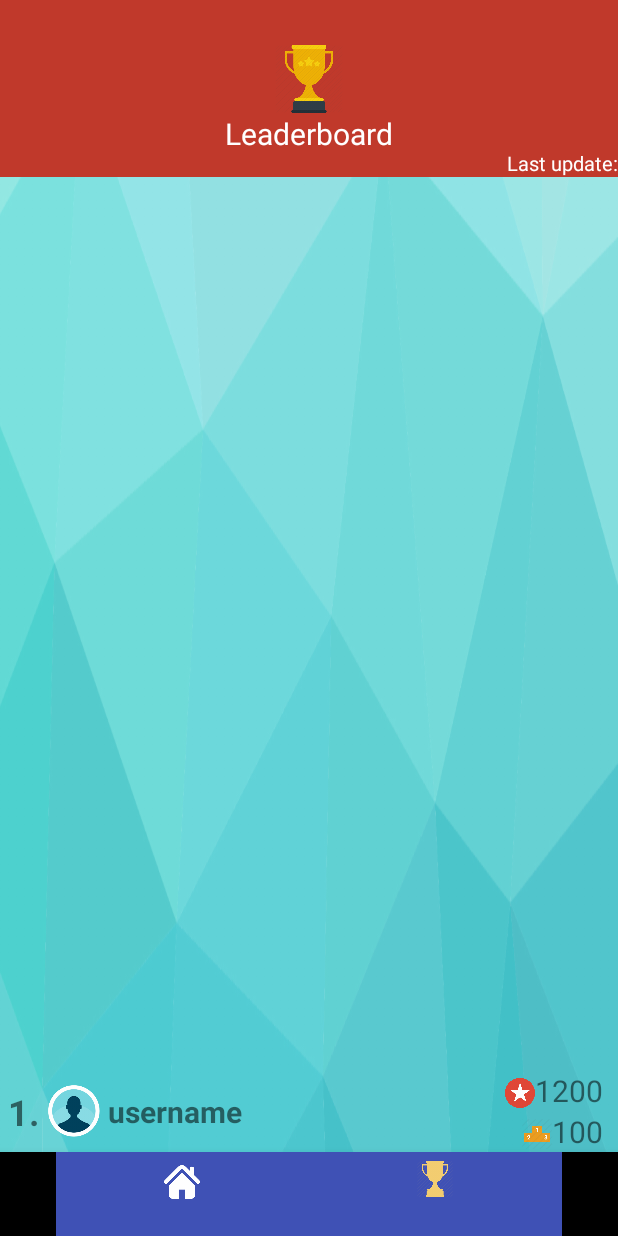
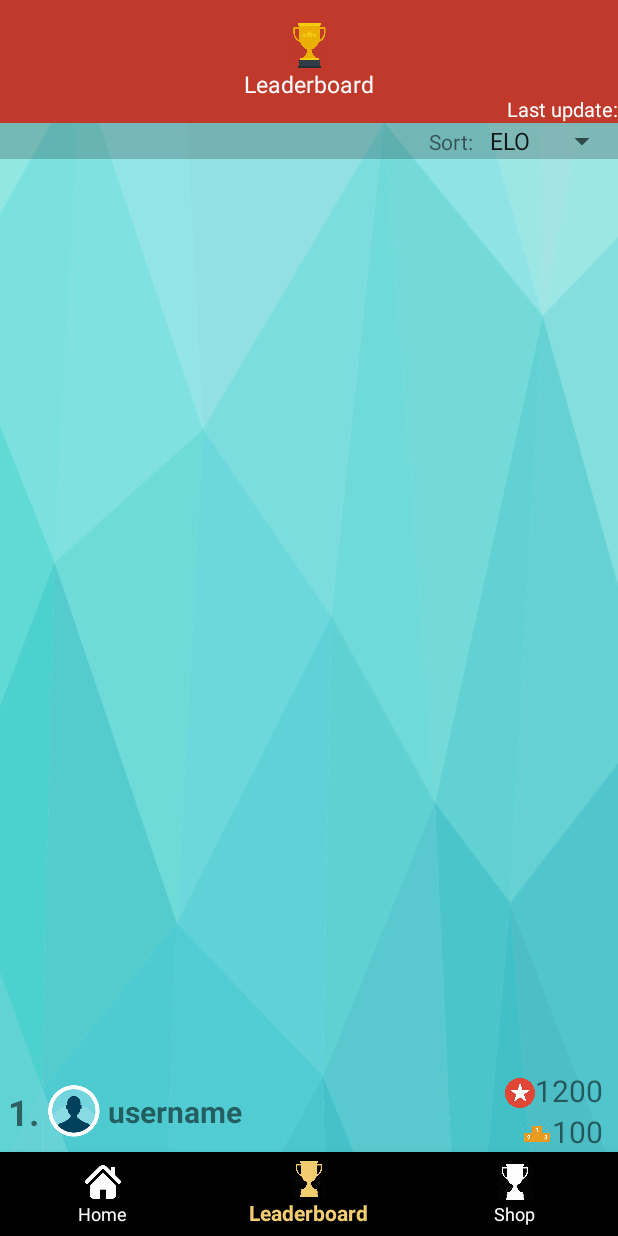
Before and after one commit to gkatiforis/checkers-front, an Android app: the screen it shows after launch (MenuActivity), item 2 of the bottom bar chosen, on a phone screen of 412 x 824 dp. Run offline under Robolectric (Android 15) with nearby library versions, the phone set to English and light mode, and no system bars; our stand-ins replace AdMob, Picasso, RxJava; libraries missing offline, so code that uses them is left out: cn.pedant, com.android.billingclient, com.crashlytics.android, com.github.mikephil.charting, info.hoang8f.widget and 1 more; plain views replace FButton; pictures from the network do not load; 34 statements that could not run were skipped.

Commit message:
-searching opponent button -Shop tab -remove friendly mode

```diff
--- a/app/build.gradle
+++ b/app/build.gradle
@@ -71,6 +71,7 @@ dependencies {
     implementation 'com.orhanobut:dialogplus:1.11@aar'
     implementation 'com.android.support:multidex:1.0.3'
     implementation 'com.github.f0ris.sweetalert:library:1.5.1'
+    implementation 'com.github.dmytrodanylyk.android-process-button:library:1.0.4'
 }
 
 apply plugin: 'com.google.gms.google-services'
--- a/app/src/main/java/com/katiforis/checkers/activities/StartActivity.java
+++ b/app/src/main/java/com/katiforis/checkers/activities/StartActivity.java
@@ -53,7 +53,6 @@ public class StartActivity extends AppCompatActivity {
         loginAsGuest.setOnClickListener(p -> {
             audioPlayer.playClickButton();
             LocalCache.getInstance().saveString(TOKEN, null, this);
-            LocalCache.getInstance().saveString(USER_ID, null, this);
             intentToMenuActivity();
         });
         loginWithGoogle.setOnClickListener(p -> {
--- a/app/src/main/java/com/katiforis/checkers/controller/GameController.java
+++ b/app/src/main/java/com/katiforis/checkers/controller/GameController.java
@@ -148,7 +148,7 @@ public class GameController extends AbstractController {
     }
 
     public void closeGameStatsDialog() {
-        if (gameStatsFragment != null) {
+        if (gameStatsFragment != null &&  gameStatsFragment.isVisible() && gameStatsFragment.isAdded()) {
             gameStatsFragment.dismiss();
             gameStatsFragment = null;
         }
--- a/app/src/main/java/com/katiforis/checkers/fragment/GameStatsFragment.java
+++ b/app/src/main/java/com/katiforis/checkers/fragment/GameStatsFragment.java
@@ -95,6 +95,7 @@ public class GameStatsFragment extends DialogFragment {
                     .subscribe(
                     () -> {
                         restart.setVisibility(View.GONE);
+                        newOpponent.setText("Searching for opponent...");
                     },
                     throwable -> {});
         });
--- a/app/src/main/java/com/katiforis/checkers/fragment/HomeFragment.java
+++ b/app/src/main/java/com/katiforis/checkers/fragment/HomeFragment.java
@@ -89,7 +89,7 @@ public class HomeFragment extends Fragment {
     private HomeController homeController;
 
     private FButton playRanking;
-    private FButton playFriendly;
+    private FButton searchingForOpponent;
     private TextView loginButton;
     private FButton shareButton;
     private FButton showAdButton;
@@ -113,6 +113,7 @@ public class HomeFragment extends Fragment {
 
     public HomeFragment() {
     }
+
     public HomeFragment(HomeController homeController) {
         this.homeController = homeController;
     }
@@ -132,6 +133,7 @@ public class HomeFragment extends Fragment {
             }
         }
     }
+
     @Override
     public View onCreateView(LayoutInflater inflater, ViewGroup container, Bundle savedInstanceState) {
         View v = LayoutInflater.from(getActivity()).inflate(R.layout.fragment_main_layout, null);
@@ -181,8 +183,7 @@ public class HomeFragment extends Fragment {
         shareButton = v.findViewById(R.id.shareButton);
         showAdButton = v.findViewById(R.id.showAdButton);
         playRanking = (FButton) v.findViewById(R.id.playRanking);
-        playFriendly = (FButton) v.findViewById(R.id.playFriendly);
-
+        searchingForOpponent = (FButton) v.findViewById(R.id.searchingForOpponent);
         loginButton.setVisibility(View.GONE);
         //playWithFriend = v.findViewById(R.id.play_with_friend);
         username = v.findViewById(R.id.username);
@@ -199,7 +200,7 @@ public class HomeFragment extends Fragment {
         pieChart.setHoleRadius(70);
 
         playRanking.setButtonColor(getResources().getColor(R.color.fbutton_color_nephritis));
-        playFriendly.setButtonColor(getResources().getColor(R.color.fbutton_default_shadow_color));
+        searchingForOpponent.setButtonColor(getResources().getColor(R.color.fbutton_color_nephritis));
 
 
         loginButton.setOnClickListener(p -> {
@@ -212,12 +213,12 @@ public class HomeFragment extends Fragment {
             @Override
             public void onPurchasesUpdated(BillingResult billingResult, @Nullable List<Purchase> purchases) {
                 purchases = purchases;
-                if (billingResult.getResponseCode() ==  BillingClient.BillingResponseCode.OK
+                if (billingResult.getResponseCode() == BillingClient.BillingResponseCode.OK
                         && purchases != null) {
                     for (Purchase purchase : purchases) {
                         handlePurchase(purchase);
                     }
-                } else if (billingResult.getResponseCode() ==  BillingClient.BillingResponseCode.USER_CANCELED) {
+                } else if (billingResult.getResponseCode() == BillingClient.BillingResponseCode.USER_CANCELED) {
                 } else {
                 }
             }
@@ -231,6 +232,7 @@ public class HomeFragment extends Fragment {
                 if (billingResult.getResponseCode() == BillingClient.BillingResponseCode.OK) {
                 }
             }
+
             @Override
             public void onBillingServiceDisconnected() {
             }
@@ -240,8 +242,7 @@ public class HomeFragment extends Fragment {
 //            shareGame();
 
 
-
-            List<String> skuList = new ArrayList<> ();
+            List<String> skuList = new ArrayList<>();
             skuList.add("prov");
             skuList.add("pro_version");
             SkuDetailsParams.Builder params = SkuDetailsParams.newBuilder();
@@ -251,7 +252,7 @@ public class HomeFragment extends Fragment {
                         @Override
                         public void onSkuDetailsResponse(BillingResult billingResult,
                                                          List<SkuDetails> skuDetailsList) {
-                            if (billingResult.getResponseCode() ==  BillingClient.BillingResponseCode.OK && skuDetailsList != null) {
+                            if (billingResult.getResponseCode() == BillingClient.BillingResponseCode.OK && skuDetailsList != null) {
                                 for (SkuDetails skuDetails : skuDetailsList) {
                                     String sku = skuDetails.getSku();
                                     String price = skuDetails.getPrice();
@@ -277,23 +278,11 @@ public class HomeFragment extends Fragment {
             settingsFragment.show(this.getFragmentManager(), "");
         });
 
-        playFriendly.setOnClickListener(p -> {
-            menuActivity.getAudioPlayer().playClickButton();
-            FindGame findGame = new FindGame();
-            findGame.setGameType(GameType.FRIENDLY);
-            homeController.findGame(findGame)
-                    .subscribe(
-                            () -> {
-                                //TODO
-                            },
-                            throwable -> {});
-        });
-
         playRanking.setOnClickListener(p -> {
             menuActivity.getAudioPlayer().playClickButton();
             UserDto playerDto = LocalCache.getInstance().get(USER_DETAILS, this.getActivity());
 
-            if(playerDto == null)return;
+            if (playerDto == null) return;
             if (playerDto.getPlayerDetails().getCoins() < GameType.RANKING.getFee()) {
                 showNotEnoughCoins();
             } else {
@@ -302,10 +291,30 @@ public class HomeFragment extends Fragment {
                 homeController.findGame(findGame)
                         .subscribe(
                                 () -> {
+//                            explosionField.explode(playRanking);
+                                    // explosionField.clear();
+                                    playRanking.setVisibility(View.GONE);
+                                    searchingForOpponent.setVisibility(View.VISIBLE);
                                     //TODO
                                 },
-                        throwable -> {});
+                                throwable -> {
+                                });
             }
+        });
+
+        searchingForOpponent.setOnClickListener(p -> {
+            menuActivity.getAudioPlayer().playClickButton();
+            FindGame findGame = new FindGame();
+            findGame.setCancelSearching(true);
+            homeController.findGame(findGame)
+                    .subscribe(
+                            () -> {
+                                playRanking.setVisibility(View.VISIBLE);
+                                searchingForOpponent.setVisibility(View.GONE);
+                            },
+                            throwable -> {
+                            });
+
         });
 
         GoogleSignInOptions gso = new GoogleSignInOptions.Builder(GoogleSignInOptions.DEFAULT_SIGN_IN)
@@ -313,14 +322,14 @@ public class HomeFragment extends Fragment {
                 .requestEmail()
                 .build();
 
-        if(signInClient == null){
+        if (signInClient == null) {
             signInClient = GoogleSignIn.getClient(this.getActivity(), gso);
             silentSignIn();
-        }else{
+        } else {
             getPlayerDetailsForce();
         }
 
-        Client.getInstance().registerObserver((MenuActivity)this.getActivity());
+        Client.getInstance().registerObserver((MenuActivity) this.getActivity());
         return v;
     }
 
@@ -333,7 +342,6 @@ public class HomeFragment extends Fragment {
         shareIntent.putExtra(Intent.EXTRA_TEXT, shareMessage);
         startActivity(Intent.createChooser(shareIntent, "Share"));
     }
-
 
 
     public void showAdVideo() {
@@ -424,8 +432,12 @@ public class HomeFragment extends Fragment {
         signInClient.signOut()
                 .addOnSuccessListener((message) -> {
                     Client.getInstance().disconnect();
+                    if(!LocalCache.getInstance().getString(USER_ID, this.getActivity()).startsWith("guest_")){
                     LocalCache.getInstance().saveString(TOKEN, null, this.getActivity());
+
                         LocalCache.getInstance().saveString(USER_ID, null, this.getActivity());
+                    }
+
                     intentToStartPage();
                 })
                 .addOnFailureListener((message) -> {
@@ -442,7 +454,7 @@ public class HomeFragment extends Fragment {
         String token = (String) LocalCache.getInstance().getString(TOKEN, menuActivity);
         if (token != null) {
             intentToStartPage();
-        }else{
+        } else {
             getPlayerDetailsForce();
         }
     }
@@ -503,7 +515,7 @@ public class HomeFragment extends Fragment {
         if (Client.isConnected()) {
             Client.getInstance().disconnect();
         }
-        Client.getInstance().registerObserver((MenuActivity)this.getActivity());
+        Client.getInstance().registerObserver((MenuActivity) this.getActivity());
         getPlayerDetailsForce();
     }
 
--- a/app/src/main/java/com/katiforis/checkers/fragment/RankFragment.java
+++ b/app/src/main/java/com/katiforis/checkers/fragment/RankFragment.java
@@ -9,7 +9,9 @@ import androidx.recyclerview.widget.RecyclerView;
 import android.view.LayoutInflater;
 import android.view.View;
 import android.view.ViewGroup;
+import android.widget.ArrayAdapter;
 import android.widget.ImageView;
+import android.widget.Spinner;
 import android.widget.TextView;
 
 import com.google.android.gms.ads.AdRequest;
@@ -80,6 +82,12 @@ public class RankFragment extends Fragment {
         if(currentRankList != null){
             setRankList(currentRankList);
         }
+
+        Spinner spinner2 = (Spinner) view.findViewById(R.id.sortByList);
+        ArrayAdapter<CharSequence> adapter2 = ArrayAdapter.createFromResource(this.getActivity(),
+                R.array.planets_array, android.R.layout.simple_spinner_item);
+        adapter2.setDropDownViewResource(android.R.layout.simple_spinner_dropdown_item);
+        spinner2.setAdapter(adapter2);
 
        return view;
     }
--- a/app/src/main/res/layout/activity_menu_layout.xml
+++ b/app/src/main/res/layout/activity_menu_layout.xml
@@ -19,7 +19,7 @@
         android:layout_width="match_parent"
         android:layout_height="wrap_content"
         android:layout_alignParentBottom="true"
-        app:itemBackground="@color/colorPrimary"
+        app:itemBackground="@color/grayBack"
         app:itemIconTint="@drawable/bottom_navigation_color_selector"
         app:itemTextColor="@drawable/bottom_navigation_color_selector"
         app:menu="@menu/menu_bottom_navigation" />
@@ -36,7 +36,7 @@
     </RelativeLayout>
 
     <com.google.android.material.navigation.NavigationView
-        android:layout_width="wrap_content"
+        android:layout_width="match_parent"
         android:layout_height="match_parent"
         android:layout_gravity="right"
         android:id="@+id/navigation_view">
--- a/app/src/main/res/layout/fragment_rank_layout.xml
+++ b/app/src/main/res/layout/fragment_rank_layout.xml
@@ -15,15 +15,76 @@
         android:layout_height="wrap_content"
         />
 
-    <!--<Spinner-->
-        <!--android:id="@+id/filter"-->
-        <!--android:layout_width="match_parent"-->
+
+    <!--<LinearLayout xmlns:android="http://schemas.android.com/apk/res/android"-->
+        <!--android:layout_width="wrap_content"-->
         <!--android:layout_height="wrap_content"-->
+        <!--android:gravity="center_horizontal"-->
+        <!--app:layout_constraintTop_toBottomOf="@+id/rank_panel_title"-->
+        <!--app:layout_constraintLeft_toLeftOf="parent"-->
+        <!--&gt;-->
 
-        <!--android:spinnerMode="dropdown"-->
-        <!--app:layout_constraintTop_toBottomOf="@+id/rank_panel_title"-->
-        <!--app:layout_constraintBottom_toTopOf="@+id/rank_list"-->
-        <!--/>-->
+        <!--<info.hoang8f.widget.FButton-->
+            <!--android:layout_width="wrap_content"-->
+            <!--android:layout_height="30dp"-->
+            <!--android:text="All"-->
+            <!--android:textColor="@android:color/white"-->
+            <!--app:layout_constraintRight_toRightOf="parent"-->
+            <!--app:layout_constraintTop_toBottomOf="@+id/showAdButton"-->
+            <!--android:layout_gravity="center_vertical"-->
+            <!--/>-->
+        <!--<info.hoang8f.widget.FButton-->
+
+            <!--android:layout_width="wrap_content"-->
+            <!--android:layout_height="30dp"-->
+            <!--android:text="today"-->
+            <!--android:textColor="@android:color/white"-->
+            <!--app:layout_constraintRight_toRightOf="parent"-->
+            <!--app:layout_constraintTop_toBottomOf="@+id/showAdButton"-->
+            <!--android:layout_gravity="center_vertical"-->
+            <!--/>-->
+      <!---->
+        <!--<info.hoang8f.widget.FButton-->
+
+            <!--android:layout_width="wrap_content"-->
+            <!--android:layout_height="30dp"-->
+            <!--android:text="month"-->
+            <!--android:textColor="@android:color/white"-->
+            <!--app:layout_constraintRight_toRightOf="parent"-->
+            <!--app:layout_constraintTop_toBottomOf="@+id/showAdButton"-->
+            <!--android:layout_gravity="center_vertical"-->
+            <!--/>-->
+    <!--</LinearLayout>-->
+
+    <LinearLayout xmlns:android="http://schemas.android.com/apk/res/android"
+        android:id="@+id/criteriaPanel"
+    android:layout_width="match_parent"
+    android:layout_height="wrap_content"
+    android:gravity="right"
+        app:layout_constraintTop_toBottomOf="@+id/rank_panel_title"
+        app:layout_constraintRight_toRightOf="parent"
+        android:background="#33000000"
+    >
+        <TextView
+            android:id="@+id/sortText"
+            android:layout_width="wrap_content"
+            android:layout_height="wrap_content"
+            android:text="Sort: "
+            app:layout_constraintTop_toBottomOf="@+id/rank_panel_title"
+            app:layout_constraintRight_toLeftOf="@+id/sortByList"
+            />
+        <Spinner
+            android:id="@+id/sortByList"
+            android:layout_width="wrap_content"
+            android:layout_height="wrap_content"
+            android:spinnerMode="dropdown"
+            app:layout_constraintTop_toBottomOf="@+id/rank_panel_title"
+            app:layout_constraintRight_toRightOf="parent"
+
+            />
+    </LinearLayout>
+
+
 
     <!--<include-->
         <!--android:id="@+id/rank_panel"-->
@@ -39,7 +100,7 @@
         android:layout_width="match_parent"
         android:layout_height="0dp"
         android:scrollbars="vertical"
-        app:layout_constraintTop_toBottomOf="@+id/rank_panel_title"
+        app:layout_constraintTop_toBottomOf="@+id/criteriaPanel"
         app:layout_constraintBottom_toTopOf="@+id/currentPlayerPanel"
         tools:showIn="@layout/fragment_rank_layout"
         />
--- a/app/src/main/res/layout/fragment_rank_title_layout.xml
+++ b/app/src/main/res/layout/fragment_rank_title_layout.xml
@@ -9,10 +9,10 @@
 
     <ImageView
         android:id="@+id/dialogImage"
-        android:layout_width="45dp"
-        android:layout_height="45dp"
+        android:layout_width="30dp"
+        android:layout_height="30dp"
         android:src="@drawable/cup"
-        android:layout_marginTop="30dp"
+        android:layout_marginTop="15dp"
         app:layout_constraintTop_toTopOf="parent"
         app:layout_constraintLeft_toLeftOf="parent"
         app:layout_constraintRight_toRightOf="parent"
@@ -25,7 +25,7 @@
         android:layout_height="wrap_content"
         android:textColor="#fff"
         android:text="Leaderboard"
-        android:textSize="20dp"
+        android:textSize="15dp"
         app:layout_constraintTop_toBottomOf="@+id/dialogImage"
         app:layout_constraintLeft_toLeftOf="parent"
         app:layout_constraintRight_toRightOf="parent"
--- a/app/src/main/res/layout/item_main_user_panel_layout.xml
+++ b/app/src/main/res/layout/item_main_user_panel_layout.xml
@@ -53,7 +53,7 @@
         android:id="@+id/username"
         android:layout_width="wrap_content"
         android:layout_height="wrap_content"
-        android:textSize="26dp"
+        android:textSize="22dp"
         android:textStyle="bold"
         android:text="eee"
         app:layout_constraintLeft_toLeftOf="parent"
--- a/app/src/main/res/menu/menu_bottom_navigation.xml
+++ b/app/src/main/res/menu/menu_bottom_navigation.xml
@@ -22,18 +22,19 @@
         android:id="@+id/action_main_menu"
         android:checked="true"
         android:icon="@drawable/home"
-        android:title=""
+        android:title="Home"
         app:showAsAction="ifRoom" />
 
     <item
         android:id="@+id/action_rank"
         android:checked="false"
-        android:title=""
+        android:title="Leaderboard"
         android:icon="@drawable/cup"
         app:showAsAction="ifRoom" />
-    <!--<item-->
-        <!--android:id="@+id/action_shop"-->
-        <!--android:checked="false"-->
-        <!--android:title=""-->
-        <!--app:showAsAction="ifRoom" />-->
+    <item
+        android:id="@+id/action_shop"
+        android:checked="false"
+        android:title="Shop"
+        android:icon="@drawable/cup"
+        app:showAsAction="ifRoom" />
 </menu>
--- a/app/src/main/res/values/colors.xml
+++ b/app/src/main/res/values/colors.xml
@@ -16,6 +16,7 @@
     <color name="tab_enable">#FFFFFF</color>
     <color name="tab_checked">#F3CD70</color>
     <color name="tab_unchecked">#FFFFFF</color>
+    <color name="grayBack">#33000000</color>
 
     //Color Swatches provided by http://designmodo.github.io/Flat-UI/
     <color name="fbutton_color_turquoise">#1abc9c</color>
--- a/app/src/main/res/values/strings.xml
+++ b/app/src/main/res/values/strings.xml
@@ -55,4 +55,10 @@
     <string name="text_ham_button_sub_text_highlighted">Ham Button Sub Text(Highlighted)</string>
     <string name="text_ham_button_sub_text_unable">Ham Button Sub Text(Unable)</string>
 
+
+        <string-array name="planets_array">
+            <item>ELO</item>
+            <item>LVL</item>
+        </string-array>
+
 </resources>
```
Also changed, not shown: app/src/main/java/com/katiforis/checkers/DTO/request/FindGame.java (+9 -0 lines), app/src/main/res/layout/fragment_main_layout.xml (+30 -23 lines). Lines whose indentation alone changed are shown as unchanged.
